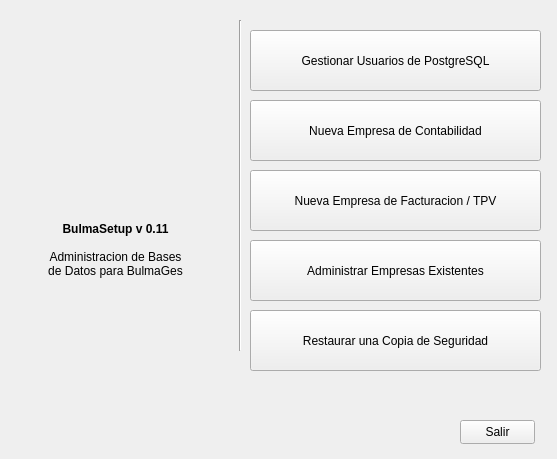
eboladev/Bulmages-1, file bulmages/bulmasetup/bulmasetupbase.ui: the form before one commit.
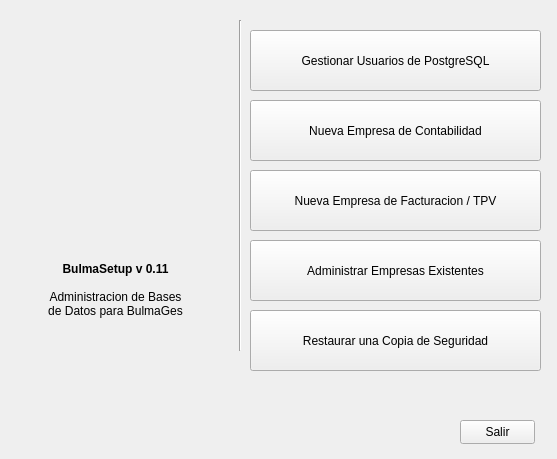
The form after the commit. Icons and pictures are not drawn.

The edit to the form file:
```diff
--- a/bulmages/bulmasetup/bulmasetupbase.ui
+++ b/bulmages/bulmasetup/bulmasetupbase.ui
@@ -25,13 +25,13 @@
       <x>20</x>
       <y>20</y>
       <width>209</width>
-      <height>150</height>
+      <height>200</height>
      </rect>
     </property>
     <property name="minimumSize" >
      <size>
       <width>209</width>
-      <height>150</height>
+      <height>200</height>
      </size>
     </property>
     <property name="maximumSize" >
@@ -138,7 +138,7 @@
     <property name="geometry" >
      <rect>
       <x>30</x>
-      <y>210</y>
+      <y>250</y>
       <width>171</width>
       <height>81</height>
      </rect>
```
Left out of the diff: 9 changed lines with no effect on the pictures.
